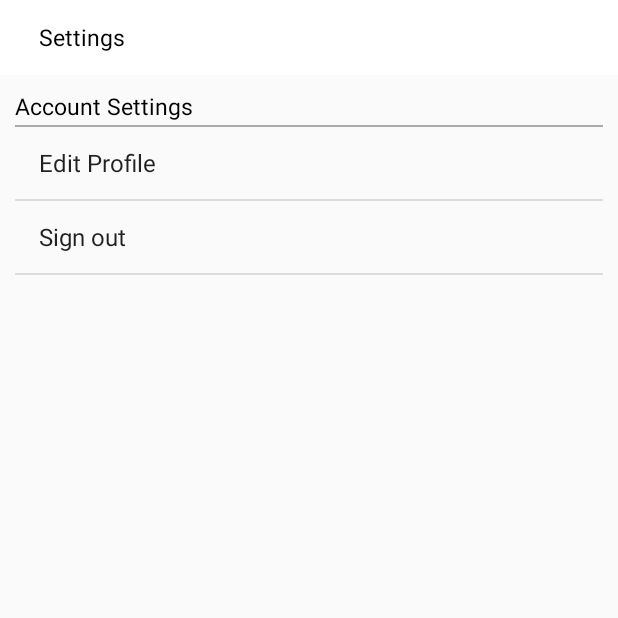
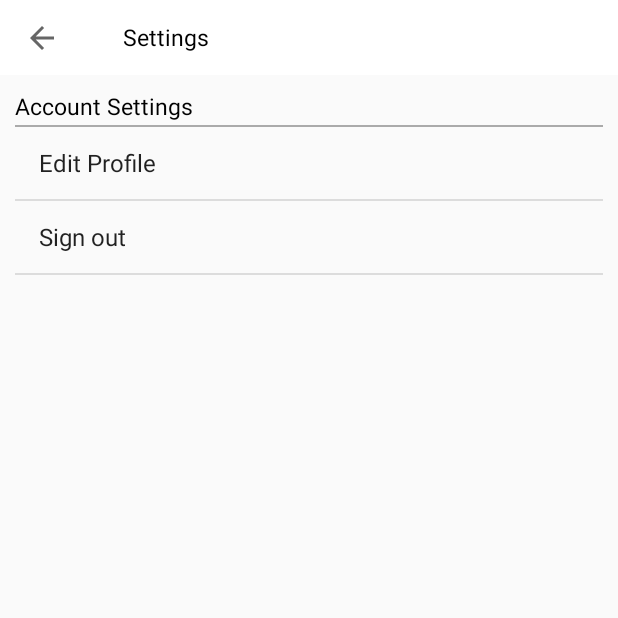
Before and after one commit to AlluMounika/UnigramProject, an Android app: the SettingsActivity screen opened directly, with no data from a screen before it, on a phone screen of 412 x 824 dp, the top half of it. Run offline under Robolectric (Android 15) with nearby library versions, the phone set to English and light mode, and no system bars; our stand-ins replace ButterKnife.

Commit message:
commit changes

```diff
--- a/app/src/main/AndroidManifest.xml
+++ b/app/src/main/AndroidManifest.xml
@@ -24,12 +24,14 @@
 
         <activity
             android:name=".settings.SettingsActivity"
-            android:label="SettingsActivity">
-                <meta-data
+            android:label="SettingsActivity"
+            android:parentActivityName=".bottomnavigationbaractivity.ProfileActivity" >
+            <!-- Parent activity meta-data to support 4.0 and lower -->
+            <meta-data
                 android:name="android.support.PARENT_ACTIVITY"
                 android:value=".bottomnavigationbaractivity.ProfileActivity" />
+        </activity>
 
-        </activity>
 
     </application>
 
--- a/app/src/main/java/com/germiyanoglu/android/unigramproject/settings/SettingsActivity.java
+++ b/app/src/main/java/com/germiyanoglu/android/unigramproject/settings/SettingsActivity.java
@@ -5,6 +5,7 @@ import android.opengl.EGLExt;
 import android.os.Bundle;
 import android.support.annotation.Nullable;
 import android.support.v7.app.AppCompatActivity;
+import android.support.v7.widget.Toolbar;
 import android.util.Log;
 import android.widget.ArrayAdapter;
 import android.widget.ListView;
@@ -24,7 +25,11 @@ public class SettingsActivity extends AppCompatActivity {
     @BindView(R.id.settings_content_items)
     ListView listView;
 
+    @BindView(R.id.settings_top_bar_toolbar)
+    Toolbar toolbar;
+
     private Context mContext;
+
 
     @Override
     public void onCreate(@Nullable Bundle savedInstanceState) {
@@ -34,9 +39,11 @@ public class SettingsActivity extends AppCompatActivity {
         Log.d(TAG,"onCreate is starting");
         mContext = SettingsActivity.this;
 
-        //  TODO 90 ) Calling createSettingsItems
+        //  TODO 91 ) Calling createSettingsItems
         createSettingsItems();
 
+        //  TODO 92 ) Calling enableBackButton
+        enableBackButton();
     }
 
 
@@ -55,4 +62,11 @@ public class SettingsActivity extends AppCompatActivity {
 
 
     }
+
+
+    private void enableBackButton(){
+        setSupportActionBar(toolbar);
+        getSupportActionBar().setHomeButtonEnabled(true);
+        getSupportActionBar().setDisplayHomeAsUpEnabled(true);
+    }
 }
--- a/app/src/main/res/layout/settings_top.xml
+++ b/app/src/main/res/layout/settings_top.xml
@@ -4,25 +4,25 @@
 <merge xmlns:android="http://schemas.android.com/apk/res/android">
 
     <android.support.design.widget.AppBarLayout
-        android:id="@+id/profile_top_bar_appBarLayout"
+        android:id="@+id/settings_top_bar_appBarLayout"
         android:layout_width="match_parent"
         android:layout_height="50dp"
         android:background="@color/white">
 
 
         <android.support.v7.widget.Toolbar
-            android:id="@+id/profile_top_bar_toolbar"
+            android:id="@+id/settings_top_bar_toolbar"
             android:layout_width="match_parent"
             android:layout_height="wrap_content">
 
 
             <RelativeLayout
-                android:id="@+id/profile_top_bar_layout"
+                android:id="@+id/settings_top_bar_layout"
                 android:layout_width="match_parent"
                 android:layout_height="match_parent">
 
                 <TextView
-                    android:id="@+id/profile_top_bar_textview"
+                    android:id="@+id/settings_top_bar_textview"
                     android:layout_width="wrap_content"
                     android:layout_height="wrap_content"
                     android:text="Settings"
@@ -33,13 +33,10 @@
                     />
 
 
-
             </RelativeLayout>
-
 
         </android.support.v7.widget.Toolbar>
 
     </android.support.design.widget.AppBarLayout>
 
-
 </merge>
```
